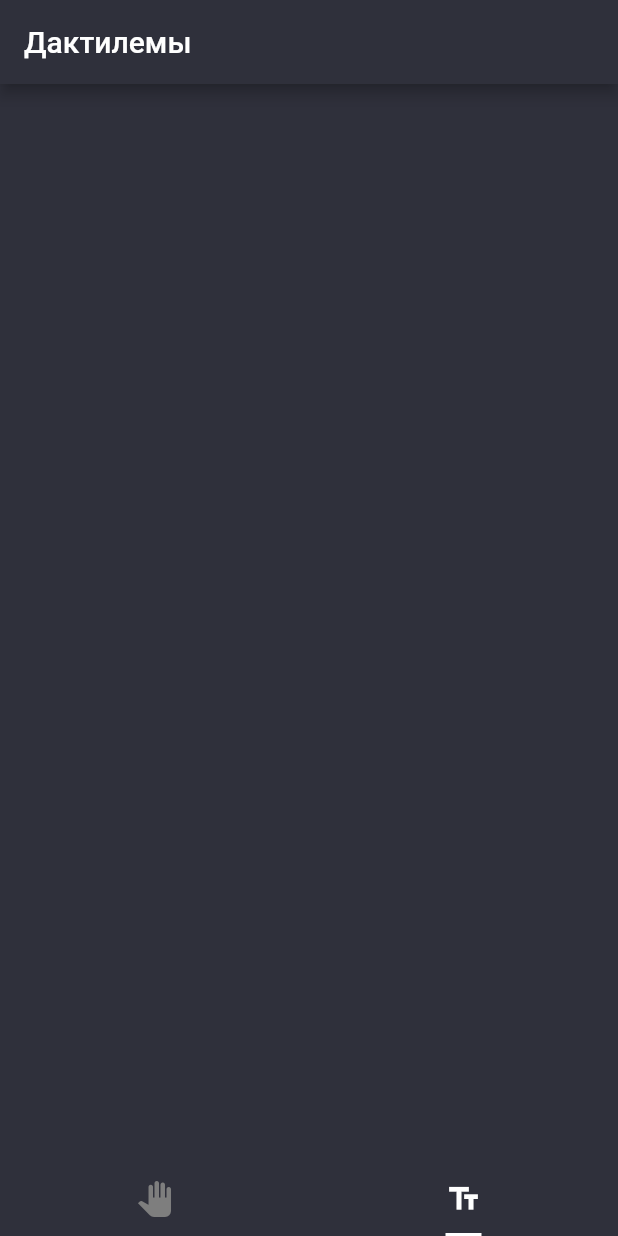
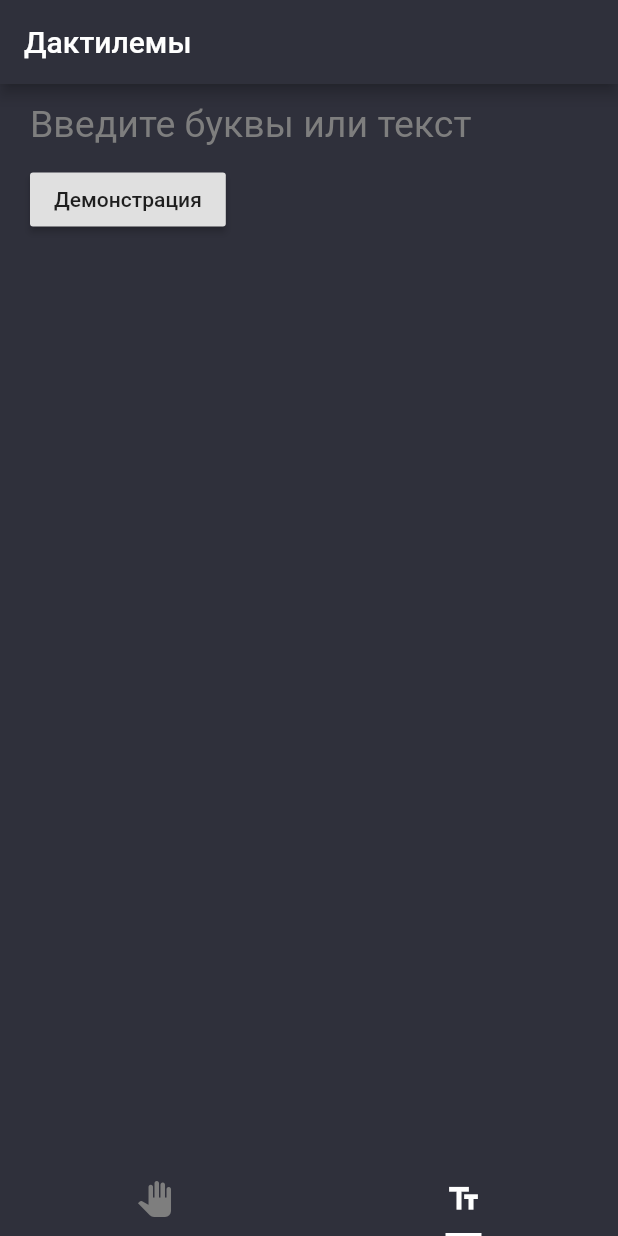
Before and after one commit to kolaqsq/RobotArm, a Flutter app: the screen it shows after launch, tab 2 chosen, on a phone screen of 412 x 824 dp. Run offline on Flutter 3.47's test engine with Material 2 defaults, Android fonts, the phone set to English and light mode, and no system bars.

Commit message:
Added dactyls feature

```diff
--- a/lib/dactyls.dart
+++ b/lib/dactyls.dart
@@ -2,8 +2,15 @@ import 'package:flutter/material.dart';
 
 import 'main.dart';
 
-class LettersMain extends StatelessWidget {
-  LettersMain();
+class DactylsMain extends StatefulWidget {
+  @override
+  DactylsMainState createState() {
+    return DactylsMainState();
+  }
+}
+
+class DactylsMainState extends State<DactylsMain> {
+  final _formKey = GlobalKey<FormState>();
 
   @override
   Widget build(BuildContext context) {
@@ -13,6 +20,41 @@ class LettersMain extends StatelessWidget {
         title: new Text('Дактилемы'),
         backgroundColor: PrimaryColor,
       ),
+      body: new Form(
+          key: _formKey,
+          child: Padding(
+            padding: EdgeInsets.symmetric(horizontal: 20.0),
+            child: Column(
+              crossAxisAlignment: CrossAxisAlignment.start,
+              children: <Widget>[
+                TextFormField(
+                  style: TextStyle(color: TextColor, fontSize: 25),
+                  decoration: InputDecoration(
+                    border: InputBorder.none,
+                    hintText: 'Введите буквы или текст',
+                    hintStyle: TextStyle(color: AccentColor, fontSize: 25),
+                  ),
+                  validator: (value) {
+                    if (value.isEmpty) {
+                      return 'Введите буквы или текст';
+                    }
+                    return null;
+                  },
+                ),
+                RaisedButton(
+                  onPressed: () {
+                    // Validate returns true if the form is valid, otherwise false
+                    if (_formKey.currentState.validate()) {
+                      // If the form is valid, display a SnackBar
+                      Scaffold.of(context).showSnackBar(
+                          SnackBar(content: Text('Демонстрируется дактилема')));
+                    }
+                  },
+                  child: Text('Демонстрация'),
+                )
+              ],
+            ),
+          )),
       backgroundColor: PrimaryColor,
     );
   }
--- a/lib/main.dart
+++ b/lib/main.dart
@@ -15,7 +15,7 @@ class _BottomTabBarState extends State<BottomTabBar>
 
   static final _kTabPages = <Widget>[
     new GesturesMain(),
-    new LettersMain(),
+    new DactylsMain(),
   ];
   static const _kTabs = <Tab>[
     Tab(
```
